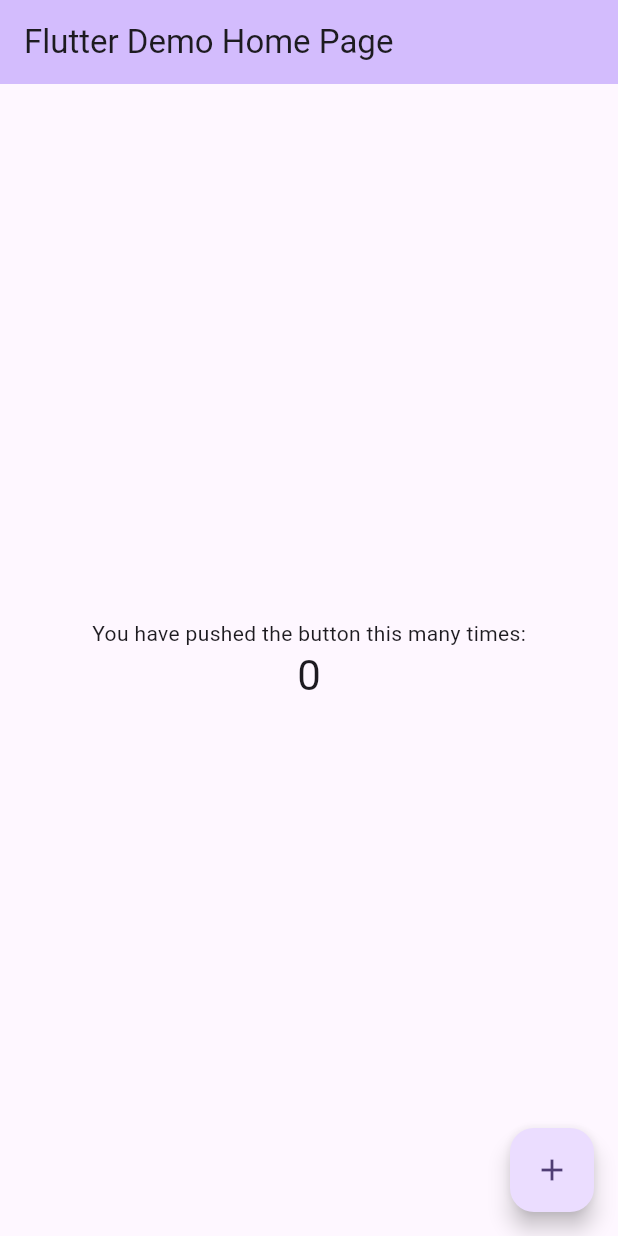
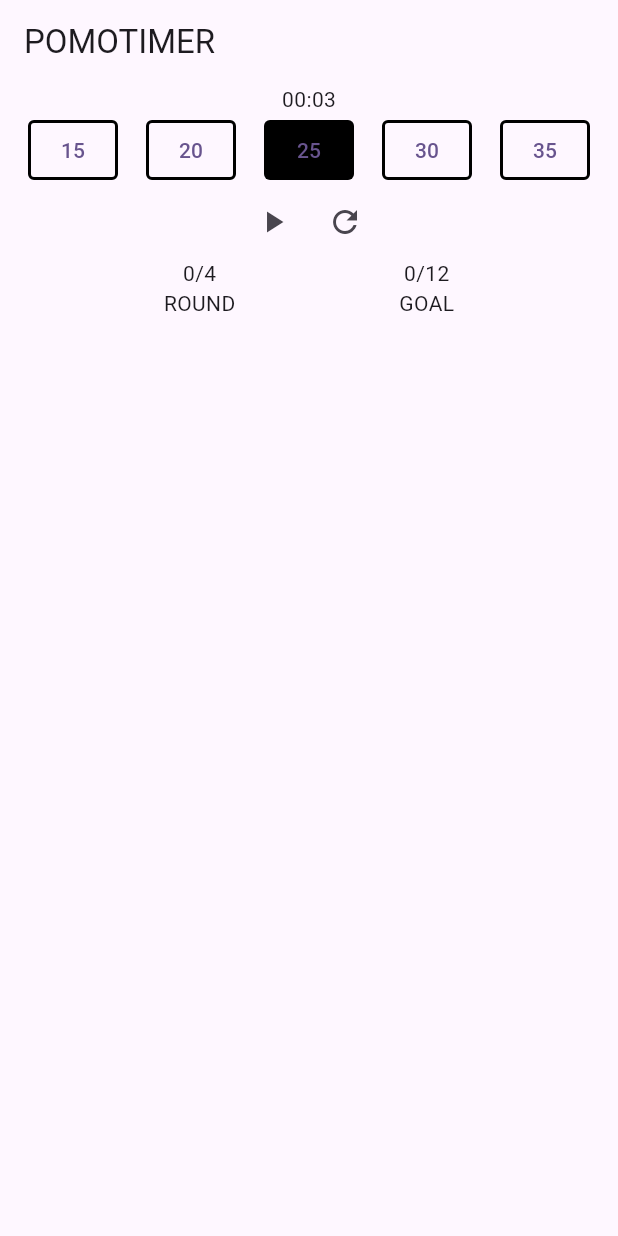
Before and after one commit to 0407chan/flutter_challenge_pomodoro, a Flutter app: the screen it shows after launch, on a phone screen of 412 x 824 dp. Run offline on Flutter 3.47's test engine with Material 3 defaults, Android fonts, the phone set to English and light mode, and no system bars.

Commit message:
feat: 포모도로 기본 기능 구현

```diff
--- /dev/null
+++ b/lib/components/time_select_button.dart
@@ -0,0 +1,33 @@
+import 'package:flutter/material.dart';
+
+class TimeSelectButton extends StatelessWidget {
+  final Function() onPressed;
+  final String text;
+  final bool isSelected;
+  const TimeSelectButton({
+    super.key,
+    required this.onPressed,
+    required this.text,
+    required this.isSelected,
+  });
+
+  @override
+  Widget build(BuildContext context) {
+    return TextButton(
+      onPressed: onPressed,
+      style: TextButton.styleFrom(
+        shape: RoundedRectangleBorder(
+          borderRadius: BorderRadius.circular(4),
+          side: BorderSide(
+            color: isSelected ? Colors.transparent : Colors.black,
+            width: 2,
+          ),
+        ),
+        backgroundColor: isSelected ? Colors.black : Colors.transparent,
+        padding: const EdgeInsets.all(0),
+        minimumSize: const Size(60, 40),
+      ),
+      child: Text(text),
+    );
+  }
+}
--- a/lib/main.dart
+++ b/lib/main.dart
@@ -1,70 +1,22 @@
 import 'package:flutter/material.dart';
+import 'package:pomodoro/screens/pomodoro_screen.dart';
 
 void main() {
-  runApp(const MyApp());
+  runApp(const App());
 }
 
-class MyApp extends StatelessWidget {
-  const MyApp({super.key});
+class App extends StatelessWidget {
+  const App({super.key});
 
-  // This widget is the root of your application.
   @override
   Widget build(BuildContext context) {
     return MaterialApp(
-      title: 'Flutter Demo',
+      title: 'POMOTIMER',
       theme: ThemeData(
         colorScheme: ColorScheme.fromSeed(seedColor: Colors.deepPurple),
         useMaterial3: true,
       ),
-      home: const MyHomePage(title: 'Flutter Demo Home Page'),
+      home: const PomodoroScreen(),
     );
   }
 }
-
-class MyHomePage extends StatefulWidget {
-  const MyHomePage({super.key, required this.title});
-
-  final String title;
-
-  @override
-  State<MyHomePage> createState() => _MyHomePageState();
-}
-
-class _MyHomePageState extends State<MyHomePage> {
-  int _counter = 0;
-
-  void _incrementCounter() {
-    setState(() {
-      _counter++;
-    });
-  }
-
-  @override
-  Widget build(BuildContext context) {
-    return Scaffold(
-      appBar: AppBar(
-        backgroundColor: Theme.of(context).colorScheme.inversePrimary,
-        title: Text(widget.title),
-      ),
-      body: Center(
-        child: Column(
-          mainAxisAlignment: MainAxisAlignment.center,
-          children: <Widget>[
-            const Text(
-              'You have pushed the button this many times:',
-            ),
-            Text(
-              '$_counter',
-              style: Theme.of(context).textTheme.headlineMedium,
-            ),
-          ],
-        ),
-      ),
-      floatingActionButton: FloatingActionButton(
-        onPressed: _incrementCounter,
-        tooltip: 'Increment',
-        child: const Icon(Icons.add),
-      ),
-    );
-  }
-}
--- /dev/null
+++ b/lib/screens/pomodoro_screen.dart
@@ -0,0 +1,167 @@
+import 'dart:async';
+
+import 'package:flutter/material.dart';
+import 'package:pomodoro/components/time_select_button.dart';
+
+const int MINUTES = 1;
+
+class PomodoroScreen extends StatefulWidget {
+  const PomodoroScreen({super.key});
+
+  @override
+  State<PomodoroScreen> createState() => _PomodoroScreenState();
+}
+
+class _PomodoroScreenState extends State<PomodoroScreen> {
+  int round = 0, goal = 0;
+  bool isRunning = false;
+  List<int> timerSelector = [
+    15 * MINUTES,
+    20 * MINUTES,
+    25 * MINUTES,
+    30 * MINUTES,
+    35 * MINUTES,
+  ];
+  int currentTimerIndex = 2;
+  int timer = 3 * MINUTES;
+  late Timer? timerCounter;
+
+  void startTimer() {
+    timerCounter = Timer.periodic(const Duration(seconds: 1), (t) {
+      setState(() {
+        if (timer > 0) {
+          timer--;
+        } else {
+          print('timer ended: $timer');
+          t.cancel();
+          setState(() {
+            isRunning = false;
+            round++;
+            if (round == 4) {
+              goal++;
+              round = 0;
+            }
+            timer = timerSelector[currentTimerIndex];
+          });
+        }
+      });
+    });
+
+    setState(() {
+      isRunning = true;
+    });
+  }
+
+  void stopTimer() {
+    timerCounter?.cancel();
+    setState(() {
+      isRunning = false;
+    });
+  }
+
+  void resetTimer() {
+    timerCounter?.cancel();
+    setState(() {
+      isRunning = false;
+      timer = timerSelector[currentTimerIndex];
+    });
+  }
+
+  String getHours(int seconds) {
+    var duration = Duration(seconds: seconds);
+    return duration
+        .toString()
+        .split('.')
+        .first
+        .substring(2, 7)
+        .split(':')
+        .first;
+  }
+
+  String getMinutes(int seconds) {
+    var duration = Duration(seconds: seconds);
+    return duration.toString().split('.').first.substring(2, 7).split(':').last;
+  }
+
+  void selectTimer(int index) {
+    setState(() {
+      currentTimerIndex = index;
+      timer = timerSelector[currentTimerIndex];
+    });
+  }
+
+  @override
+  Widget build(BuildContext context) {
+    return Scaffold(
+      appBar: AppBar(
+        title: const Text('POMOTIMER'),
+        centerTitle: false,
+      ),
+      body: Column(
+        children: [
+          // timer
+          Row(
+            mainAxisAlignment: MainAxisAlignment.center,
+            children: [
+              Text(getHours(timer)),
+              const Text(':'),
+              Text(getMinutes(timer)),
+            ],
+          ),
+
+          // timer selector
+          Row(
+            mainAxisAlignment: MainAxisAlignment.spaceEvenly,
+            children: [
+              for (int i = 0; i < timerSelector.length; i++)
+                TimeSelectButton(
+                  onPressed: () {
+                    selectTimer(i);
+                  },
+                  text: timerSelector[i].toString(),
+                  isSelected: currentTimerIndex == i,
+                ),
+            ],
+          ),
+
+          // timer buttons
+          Row(
+            mainAxisAlignment: MainAxisAlignment.center,
+            children: [
+              if (!isRunning)
+                IconButton(
+                  onPressed: startTimer,
+                  icon: const Icon(Icons.play_arrow),
+                ),
+              if (isRunning)
+                IconButton(onPressed: stopTimer, icon: const Icon(Icons.pause)),
+              if (!isRunning)
+                IconButton(
+                  onPressed: resetTimer,
+                  icon: const Icon(Icons.refresh),
+                ),
+            ],
+          ),
+          // timer status
+          Row(
+            mainAxisAlignment: MainAxisAlignment.spaceEvenly,
+            children: [
+              Column(
+                children: [
+                  Text('$round/4'),
+                  const Text("ROUND"),
+                ],
+              ),
+              Column(
+                children: [
+                  Text('$goal/12'),
+                  const Text("GOAL"),
+                ],
+              ),
+            ],
+          ),
+        ],
+      ),
+    );
+  }
+}
```
